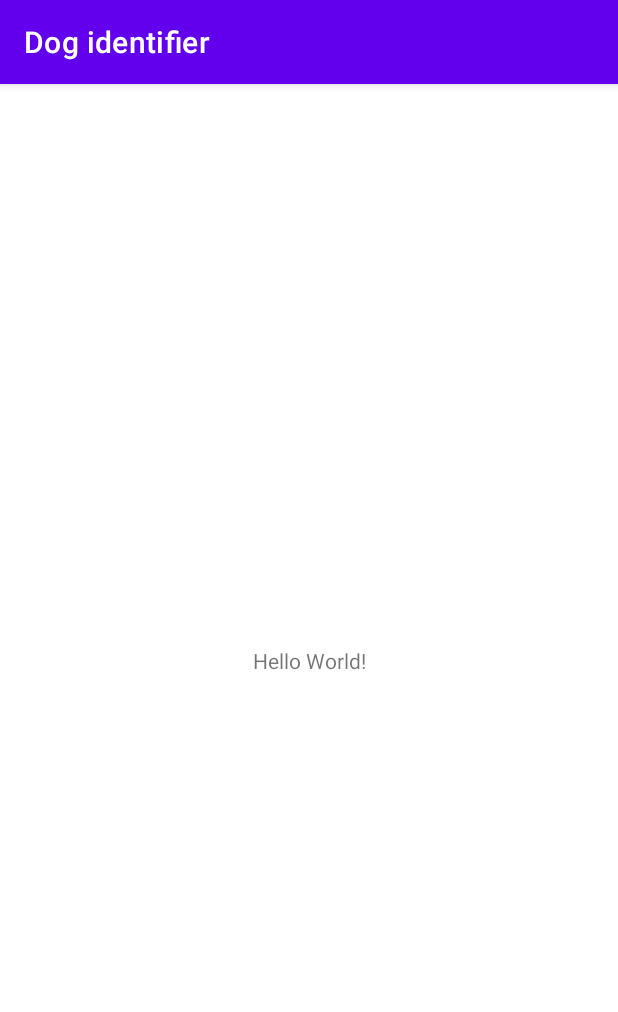
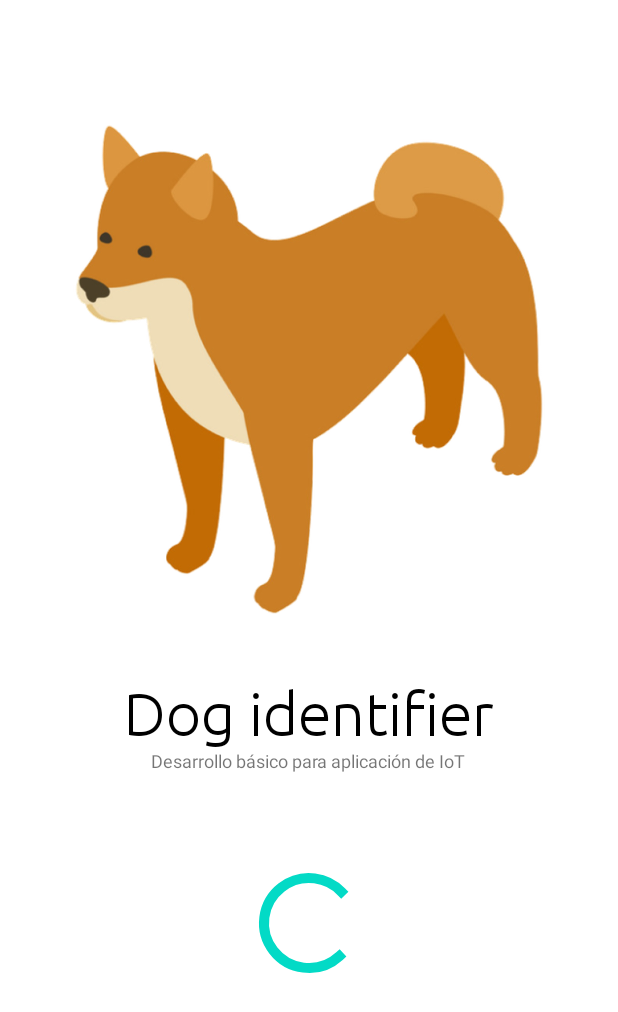
Before and after one commit to Ismaiax/dogidentifier, an Android app: the first screen one second after launch (MainActivity before the commit, SplashScreen after it), on a phone screen of 412 x 824 dp. Shown: the top 1012 px of the screen. Run offline under Robolectric (Android 15) with nearby library versions, the phone set to English and light mode, and no system bars.

Commit message:
Creación de Splash Page

```diff
--- a/app/src/main/AndroidManifest.xml
+++ b/app/src/main/AndroidManifest.xml
@@ -9,14 +9,18 @@
         android:supportsRtl="true"
         android:theme="@style/Theme.DogIdentifier">
         <activity
-            android:name=".MainActivity"
-            android:exported="true">
+            android:name=".SplashScreen"
+            android:exported="true"
+            android:theme="@style/Theme.MaterialComponents.DayNight.NoActionBar">
             <intent-filter>
                 <action android:name="android.intent.action.MAIN" />
 
                 <category android:name="android.intent.category.LAUNCHER" />
             </intent-filter>
         </activity>
+        <activity
+            android:name=".MainActivity"
+            android:exported="true" />
     </application>
 
 </manifest>
--- /dev/null
+++ b/app/src/main/java/com/ismaias/dogidentifier/SplashScreen.java
@@ -0,0 +1,26 @@
+package com.ismaias.dogidentifier;
+
+import androidx.appcompat.app.AppCompatActivity;
+
+import android.content.Intent;
+import android.os.Bundle;
+import android.os.Handler;
+
+public class SplashScreen extends AppCompatActivity {
+
+    @Override
+    protected void onCreate(Bundle savedInstanceState) {
+        super.onCreate(savedInstanceState);
+        setContentView(R.layout.activity_splash_screen);
+
+
+        new Handler().postDelayed(new Runnable() {
+            @Override
+            public void run() {
+                Intent intent = new Intent(SplashScreen.this, MainActivity.class);
+                startActivity(intent);
+                finish();
+            }
+        },4000);
+    }
+}
--- /dev/null
+++ b/app/src/main/res/layout/activity_splash_screen.xml
@@ -0,0 +1,72 @@
+<?xml version="1.0" encoding="utf-8"?>
+<LinearLayout xmlns:android="http://schemas.android.com/apk/res/android"
+    xmlns:app="http://schemas.android.com/apk/res-auto"
+    xmlns:tools="http://schemas.android.com/tools"
+    android:layout_width="match_parent"
+    android:layout_height="match_parent"
+    android:backgroundTint="#F1F1F1"
+    android:gravity="center_horizontal"
+    android:orientation="vertical"
+    android:padding="20dp"
+    tools:context=".SplashScreen"
+    android:weightSum="2">
+
+    <LinearLayout
+        android:layout_width="wrap_content"
+        android:layout_height="0dp"
+        android:layout_weight="1"
+        android:orientation="vertical"
+        android:paddingTop="60dp">
+
+        <ImageView
+            android:id="@+id/imageView"
+            android:layout_width="wrap_content"
+            android:layout_height="wrap_content"
+            android:contentDescription="@string/img_dog_image_description"
+            android:src="@drawable/splash_page_image" />
+
+    </LinearLayout>
+
+    <LinearLayout
+        android:layout_width="wrap_content"
+        android:layout_height="0dp"
+        android:layout_weight="1"
+        android:gravity="center_horizontal|top|center_vertical"
+        android:orientation="vertical"
+        android:paddingTop="40dp">
+
+        <TextView
+            android:id="@+id/textView"
+            android:layout_width="wrap_content"
+            android:layout_height="wrap_content"
+            android:fontFamily="@font/ubuntu_light"
+            android:text="@string/app_name"
+            android:textAlignment="center"
+            android:textColor="#000000"
+            android:textSize="40sp" />
+
+        <TextView
+            android:id="@+id/textView2"
+            android:layout_width="wrap_content"
+            android:layout_height="wrap_content"
+            android:text="@string/text_homework_1"
+            android:textAlignment="center"
+            android:textSize="12sp" />
+
+        <Space
+            android:layout_width="wrap_content"
+            android:layout_height="60dp"></Space>
+
+        <ProgressBar
+            android:id="@+id/progressBar"
+            style="@style/Widget.AppCompat.ProgressBar"
+            android:layout_width="80dp"
+            android:layout_height="80dp"
+            android:backgroundTint="@color/purple_500" />
+
+    </LinearLayout>
+
+
+
+
+</LinearLayout>
--- a/app/src/main/res/values/strings.xml
+++ b/app/src/main/res/values/strings.xml
@@ -1,3 +1,5 @@
 <resources>
     <string name="app_name">Dog identifier</string>
+    <string name="img_dog_image_description">Imagen de perrito</string>
+    <string name="text_homework_1">Desarrollo básico para aplicación de IoT</string>
 </resources>
```
Also changed, not shown: app/src/main/res/drawable-v24/splash_page_image.png (added), app/src/main/res/font/ubuntu_light.ttf (added), app/src/main/res/mipmap-hdpi/ic_launcher.png (added), app/src/main/res/mipmap-ldpi/ic_launcher.png (added), app/src/main/res/mipmap-mdpi/ic_launcher.png (added), app/src/main/res/mipmap-xhdpi/ic_launcher.png (added), app/src/main/res/mipmap-xxhdpi/ic_launcher.png (added), app/src/main/res/mipmap-xxxhdpi/ic_launcher.png (added).
